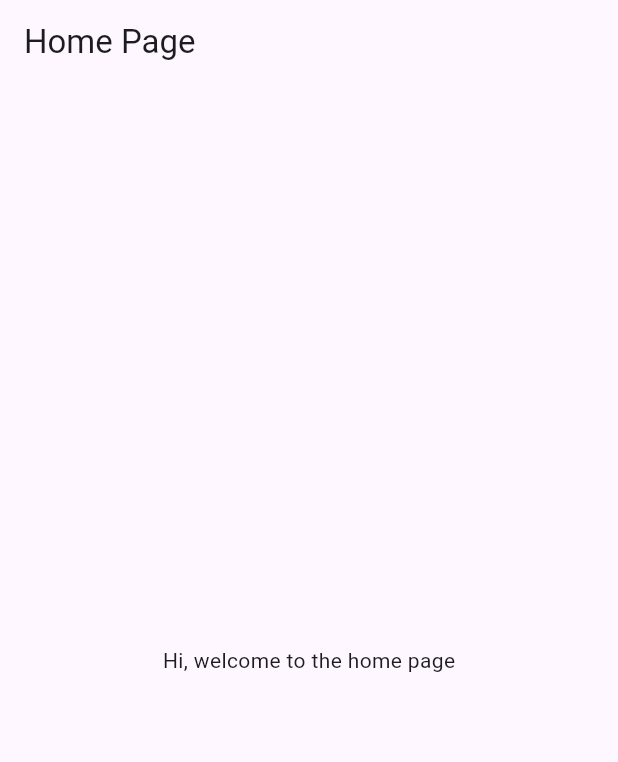
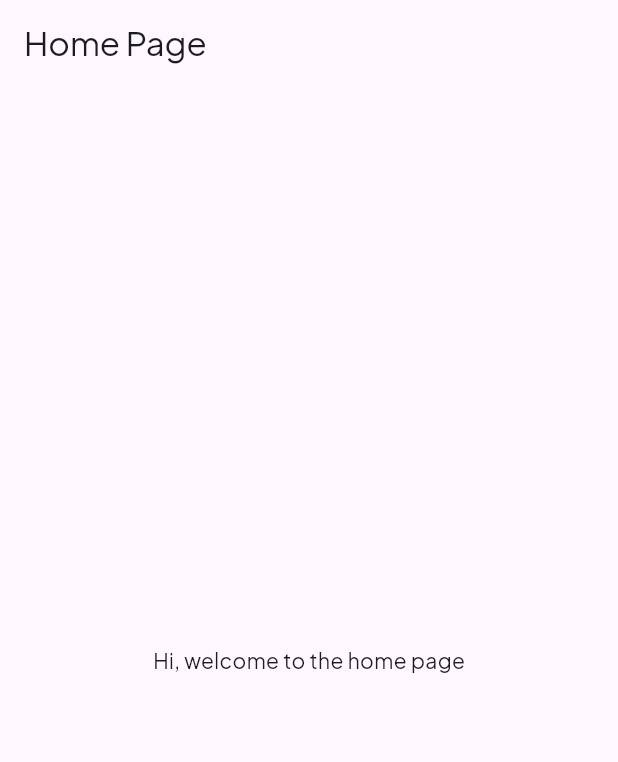
Before and after one commit to andikadeveloper/bwai_bandung_hackathon, a Flutter app: the screen it shows after launch, on a phone screen of 412 x 824 dp. Shown: the top 762 px of the screen. Run offline on Flutter 3.47's test engine with Material 3 defaults, Android fonts, the phone set to English and light mode, and no system bars; our stand-ins replace equatable, flutter_bloc, flutter_dotenv, freezed_annotation, get_it, go_router and 2 more.

Commit message:
chore(theme): add font family

```diff
--- a/lib/main.dart
+++ b/lib/main.dart
@@ -21,6 +21,7 @@ class MyApp extends StatelessWidget {
       theme: ThemeData(
         colorScheme: ColorScheme.fromSeed(seedColor: Colors.deepPurple),
         useMaterial3: true,
+        fontFamily: 'Plus Jakarta Sans',
       ),
       routerConfig: router,
     );
```
Also changed, not shown: pubspec.yaml (+36 -14 lines), fonts/PlusJakartaSans-Bold.ttf (added), fonts/PlusJakartaSans-BoldItalic.ttf (added), fonts/PlusJakartaSans-ExtraBold.ttf (added), fonts/PlusJakartaSans-ExtraBoldItalic.ttf (added), fonts/PlusJakartaSans-ExtraLight.ttf (added), fonts/PlusJakartaSans-ExtraLightItalic.ttf (added), fonts/PlusJakartaSans-Italic.ttf (added), fonts/PlusJakartaSans-Light.ttf (added), fonts/PlusJakartaSans-LightItalic.ttf (added), fonts/PlusJakartaSans-Medium.ttf (added), fonts/PlusJakartaSans-MediumItalic.ttf (added), fonts/PlusJakartaSans-Regular.ttf (added), fonts/PlusJakartaSans-SemiBold.ttf (added), 1 more files.
